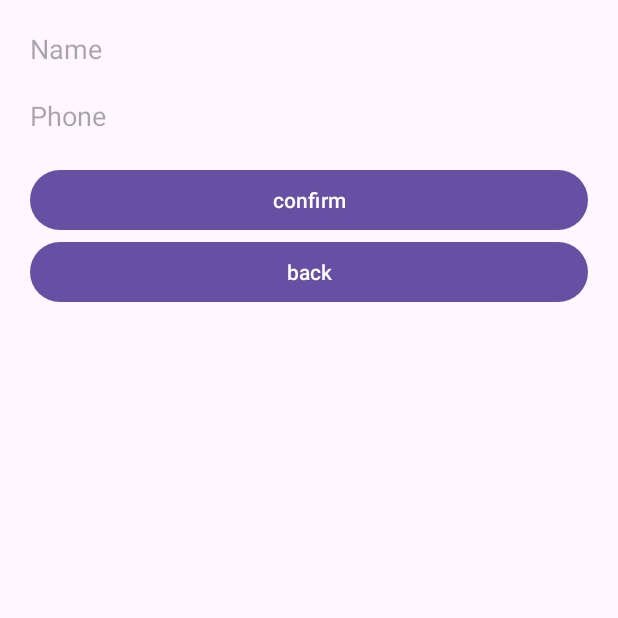
After one commit to Rumiya-dev/TaxiApp, an Android app: the CustomerSettingsActivity screen opened directly, with no data from a screen before it, on a phone screen of 412 x 824 dp, the top half of it. The commit adds this screen. Run offline under Robolectric (Android 15) with nearby library versions, the phone set to English and light mode, and no system bars; our stand-ins replace Firebase (no records; nobody signed in at launch, a user with empty details on screens opened directly).

Commit message:
Saving user info in firebase via settings button

```diff
--- a/app/src/main/AndroidManifest.xml
+++ b/app/src/main/AndroidManifest.xml
@@ -14,7 +14,9 @@
         android:supportsRtl="true"
         android:theme="@style/Theme.UberGoogle"
         tools:targetApi="31">
-
+        <activity
+            android:name=".CustomerSettingsActivity"
+            android:exported="false" />
         <!--
              TODO: Before you run your application, you need a Google Maps API key.
 
@@ -29,7 +31,6 @@
         <meta-data
             android:name="com.google.android.geo.API_KEY"
             android:value="AIzaSyA39dRNnlpeJKIzijva6ShLEZI91E8N8P0" />
-
 
         <activity
             android:name=".CustomerMapActivity"
--- /dev/null
+++ b/app/src/main/java/com/example/ubergoogle/CustomerSettingsActivity.java
@@ -0,0 +1,110 @@
+package com.example.ubergoogle;
+
+import androidx.annotation.NonNull;
+import androidx.appcompat.app.AppCompatActivity;
+
+import android.os.Bundle;
+import android.view.View;
+import android.widget.Button;
+import android.widget.EditText;
+
+import com.google.firebase.auth.FirebaseAuth;
+import com.google.firebase.database.DataSnapshot;
+import com.google.firebase.database.DatabaseError;
+import com.google.firebase.database.DatabaseReference;
+import com.google.firebase.database.FirebaseDatabase;
+import com.google.firebase.database.ValueEventListener;
+
+import java.util.HashMap;
+import java.util.Map;
+import java.util.Objects;
+
+public class CustomerSettingsActivity extends AppCompatActivity {
+
+    private EditText mNameField, mPhoneField;
+
+    private Button mBack, mConfirm;
+
+    private FirebaseAuth mAuth;
+    private DatabaseReference mCustomerDatabase;
+
+    private String userID;
+    private String mName;
+    private String mPhone;
+
+    @Override
+    protected void onCreate(Bundle savedInstanceState) {
+        super.onCreate(savedInstanceState);
+        setContentView(R.layout.activity_customer_settings);
+
+        mNameField = (EditText) findViewById(R.id.name);
+        mPhoneField = (EditText) findViewById(R.id.phone);
+
+        mBack = (Button) findViewById(R.id.back);
+        mConfirm = (Button) findViewById(R.id.confirm);
+
+        mAuth = FirebaseAuth.getInstance();
+        userID = mAuth.getCurrentUser().getUid();
+        mCustomerDatabase = FirebaseDatabase.getInstance().getReference().child("Users").child("Customers").child(userID);
+
+        getUserInfo();
+
+        mConfirm.setOnClickListener(new View.OnClickListener() {
+            @Override
+            public void onClick(View view) {
+                saveUserInformation();
+
+            }
+        });
+
+        mBack.setOnClickListener(new View.OnClickListener() {
+            @Override
+            public void onClick(View view) {
+                finish();
+                return;
+
+            }
+        });
+    }
+
+    private void getUserInfo(){
+        mCustomerDatabase.addValueEventListener(new ValueEventListener() {
+            @Override
+            public void onDataChange(@NonNull DataSnapshot snapshot) {
+                if (snapshot.exists() && snapshot.getChildrenCount() > 0) {
+                    Map<String, Object> map = (Map<String, Object>) snapshot.getValue();
+                    if (map.get("name") != null) {
+                        mName = map.get("name").toString();
+                        mNameField.setText(mName);
+                    }
+                    if (map.get("phone") != null) {
+                        mPhone = map.get("phone").toString();
+                        mPhoneField.setText(mPhone);
+                    }
+
+                }
+            }
+
+            @Override
+            public void onCancelled(@NonNull DatabaseError error) {
+
+            }
+        });
+
+    }
+
+
+
+
+    private void saveUserInformation() {
+        mName = mNameField.getText().toString();
+        mPhone = mPhoneField.getText().toString();
+
+        Map userInfo = new HashMap();
+        userInfo.put("name", mName);
+        userInfo.put("phone", mPhone);
+        mCustomerDatabase.updateChildren(userInfo);
+
+        finish();
+    }
+}
--- /dev/null
+++ b/app/src/main/res/layout/activity_customer_settings.xml
@@ -0,0 +1,44 @@
+<?xml version="1.0" encoding="utf-8"?>
+<LinearLayout xmlns:android="http://schemas.android.com/apk/res/android"
+    xmlns:app="http://schemas.android.com/apk/res-auto"
+    xmlns:tools="http://schemas.android.com/tools"
+    android:layout_width="match_parent"
+    android:layout_height="match_parent"
+    tools:context=".CustomerSettingsActivity"
+    android:orientation="vertical"
+    android:padding="20sp">
+    <EditText
+        android:id="@+id/name"
+        android:layout_width="match_parent"
+        android:layout_height="wrap_content"
+        android:background="@null"
+        android:hint="Name"
+        android:layout_marginBottom="20sp"
+        />
+
+    <EditText
+        android:id="@+id/phone"
+        android:layout_width="match_parent"
+        android:layout_height="wrap_content"
+        android:background="@null"
+        android:hint="Phone"
+        android:layout_marginBottom="20sp"
+        android:inputType="number"
+        />
+
+    <Button
+        android:layout_width="match_parent"
+        android:layout_height="wrap_content"
+        android:id="@+id/confirm"
+        android:text="confirm"
+        />
+
+    <Button
+        android:layout_width="match_parent"
+        android:layout_height="wrap_content"
+        android:id="@+id/back"
+        android:text="back"
+        />
+
+
+</LinearLayout>
```
Also changed, not shown: app/src/main/java/com/example/ubergoogle/CustomerMapActivity.java (+10 -1 lines), app/src/main/java/com/example/ubergoogle/DriverMapActivity.java (+16 -4 lines), app/src/main/res/layout/acrivity_customer_map.xml (+7 -1 lines).
